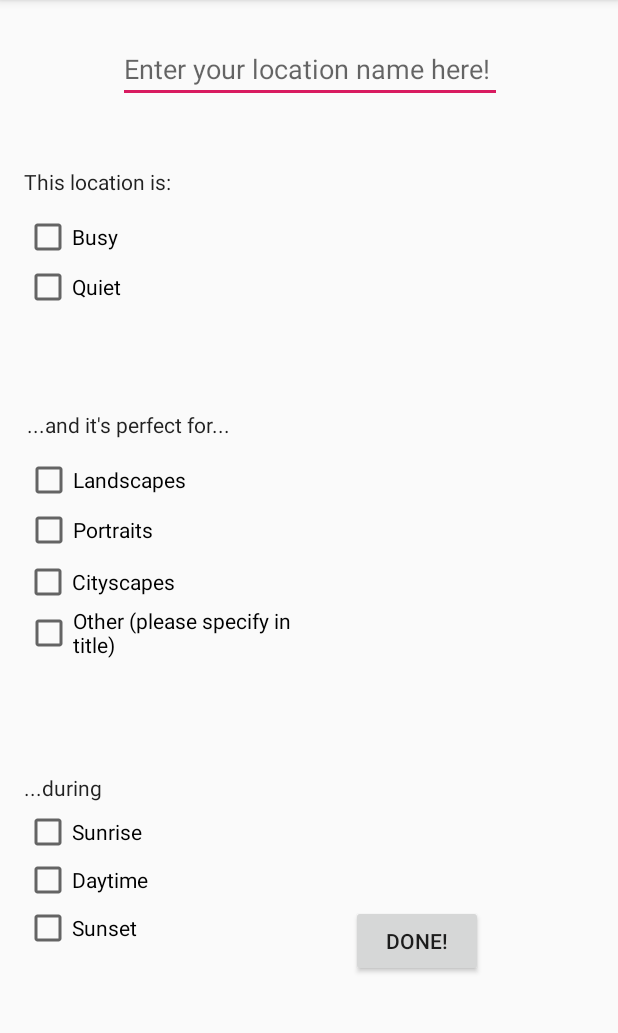
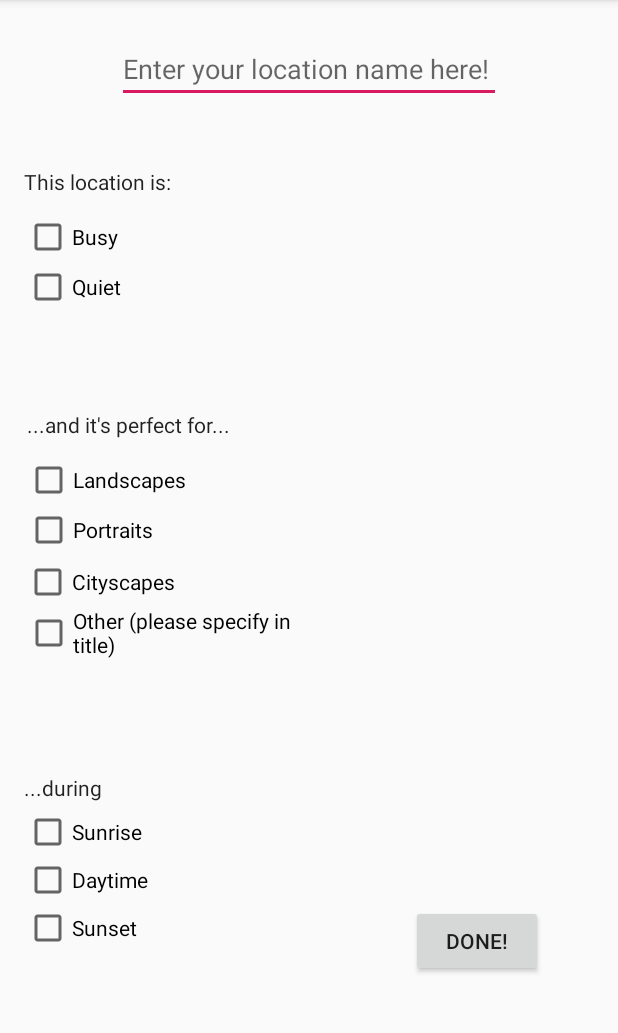
Before and after one commit to asteinig4018/mhacks11, an Android app: the LocationCreatePage screen opened directly, with no data from a screen before it, after a tap on "DONE!", on a phone screen of 412 x 824 dp, the part 84-1117 px from its top. Run offline under Robolectric (Android 15) with nearby library versions, the phone set to English and light mode, and no system bars; our stand-ins replace Firebase (no records; nobody signed in at launch, a user with empty details on screens opened directly); 2 statements that could not run were skipped.

```diff
--- a/android/app/src/main/java/com/mhacks11app/mhacks11app/LocationCreatePage.java
+++ b/android/app/src/main/java/com/mhacks11app/mhacks11app/LocationCreatePage.java
@@ -6,10 +6,12 @@ import android.location.LocationManager;
 import android.support.annotation.NonNull;
 import android.support.v7.app.AppCompatActivity;
 import android.os.Bundle;
+import android.text.InputType;
 import android.util.Log;
 import android.view.View;
 import android.widget.Button;
 import android.widget.CheckBox;
+import android.widget.EditText;
 import android.widget.Toast;
 import com.google.firebase.firestore.FirebaseFirestore;
 import com.google.android.gms.tasks.OnFailureListener;
@@ -18,6 +20,7 @@ import com.google.firebase.firestore.DocumentReference;
 import com.google.firebase.firestore.FirebaseFirestoreSettings;
 import com.google.firebase.firestore.GeoPoint;
 
+import java.io.File;
 import java.util.HashMap;
 import java.util.Map;
 
@@ -127,8 +130,16 @@ public class LocationCreatePage extends AppCompatActivity {
             data1.put("ToD3: ", "sunset ");
         }
 
+        //reading user title from strings.xml and assigning to string "title"
+        EditText inputTitle = (EditText) findViewById(R.id.name_prompt);
+        inputTitle.setInputType(InputType.TYPE_CLASS_TEXT);
+        String title = inputTitle.getText().toString();
+
+        data1.put("Title: ", title);
+
+
         // Do this for all inputs
-        Toast.makeText(this, "Busy checked: " + isBusy, Toast.LENGTH_SHORT).show();
+        Toast.makeText(this, "Title equals: " + title, Toast.LENGTH_LONG).show();
 
         //create document
         db.collection("spots")
--- a/android/app/src/main/res/layout/activity_location_create_page.xml
+++ b/android/app/src/main/res/layout/activity_location_create_page.xml
@@ -58,6 +58,7 @@
         android:inputType="textPersonName"
         app:layout_constraintBottom_toTopOf="@+id/business_prompt"
         app:layout_constraintEnd_toEndOf="parent"
+        app:layout_constraintHorizontal_bias="0.523"
         app:layout_constraintStart_toStartOf="parent"
         app:layout_constraintTop_toTopOf="parent"
         app:layout_constraintVertical_chainStyle="spread_inside" />
@@ -234,11 +235,11 @@
         android:id="@+id/done_button"
         android:layout_width="wrap_content"
         android:layout_height="wrap_content"
-        android:layout_marginStart="88dp"
-        android:layout_marginLeft="88dp"
+        android:layout_marginStart="128dp"
+        android:layout_marginLeft="128dp"
         android:layout_marginTop="498dp"
-        android:layout_marginEnd="90dp"
-        android:layout_marginRight="90dp"
+        android:layout_marginEnd="50dp"
+        android:layout_marginRight="50dp"
         android:layout_marginBottom="80dp"
         android:text="@string/home"
         app:layout_constraintBottom_toBottomOf="parent"
--- a/android/app/src/main/res/values/strings.xml
+++ b/android/app/src/main/res/values/strings.xml
@@ -15,4 +15,5 @@
     <string name="daytime">Daytime</string>
     <string name="sunset">Sunset</string>
     <string name="home">Done!</string>
+    <string name="userTitle"></string>
 </resources>
```
